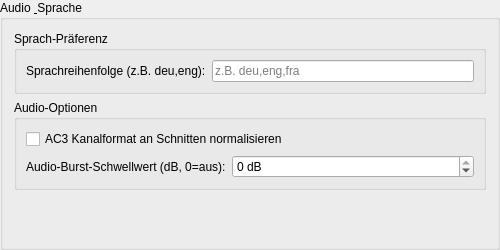
MINIXJR/TTCut-ng, file ui/ttcutsettingsaudio.ui: the form before one commit.
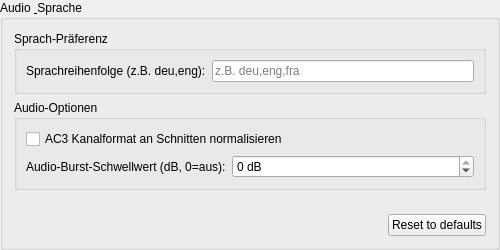
The form after the commit.

Commit message: Settings + Cut-Dialog: 'Reset to defaults' Buttons

Diff of the .ui file:
```diff
--- a/ui/ttcutsettingsaudio.ui
+++ b/ui/ttcutsettingsaudio.ui
@@ -60,6 +60,17 @@
    <item>
     <spacer><property name="orientation"><enum>Qt::Vertical</enum></property><property name="sizeHint" stdset="0"><size><width>20</width><height>40</height></size></property></spacer>
    </item>
+   <item>
+    <layout class="QHBoxLayout">
+     <item><spacer><property name="orientation"><enum>Qt::Horizontal</enum></property><property name="sizeHint" stdset="0"><size><width>40</width><height>20</height></size></property></spacer></item>
+     <item>
+      <widget class="QPushButton" name="btnResetDefaults">
+       <property name="text"><string>Reset to defaults</string></property>
+       <property name="toolTip"><string>Reset audio burst threshold and AC3 normalisation to their factory defaults. The language preference is left unchanged. Changes are applied only when you click OK.</string></property>
+      </widget>
+     </item>
+    </layout>
+   </item>
   </layout>
  </widget>
  <resources/>
```
The commit also changes 21 other files.
